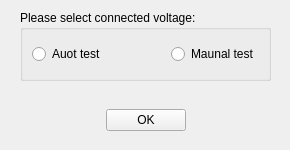
This is ServiceSW/Master/Components/DiagnosticsManufacturing/Forms/SelectSealingDialog.ui in Liyezhong/Master as Qt 5 draws it before an edit. The edited form follows.
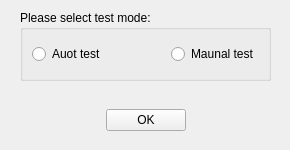
This is the edited form.

Commit message: M:System:update sealing test case

Diff of the .ui file:
```diff
--- a/ServiceSW/Master/Components/DiagnosticsManufacturing/Forms/SelectSealingDialog.ui
+++ b/ServiceSW/Master/Components/DiagnosticsManufacturing/Forms/SelectSealingDialog.ui
@@ -29,7 +29,7 @@
     </rect>
    </property>
    <property name="title">
-    <string>Please select connected voltage:</string>
+    <string>Please select test mode:</string>
    </property>
    <layout class="QHBoxLayout" name="horizontalLayout_2">
     <item>
```
The commit also changes 8 other files.
